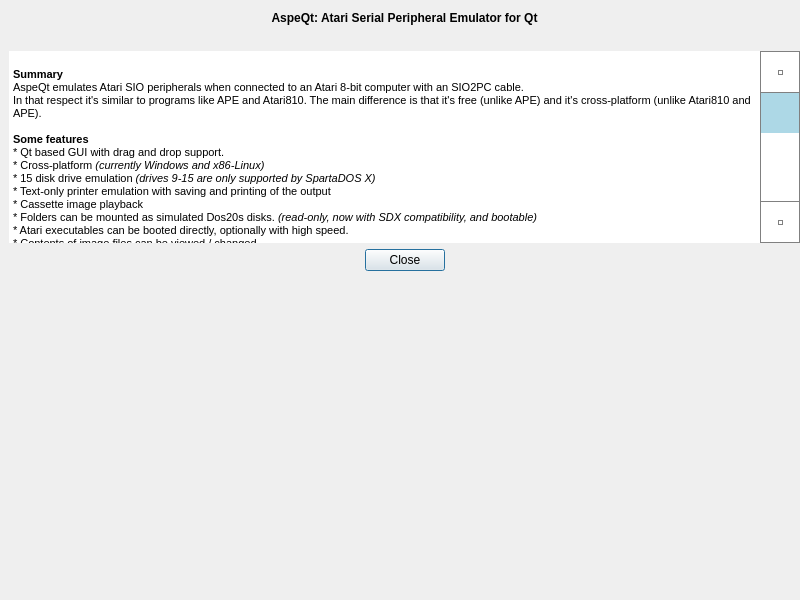
This is aboutdialog.ui in greblus/aspeqt as Qt 5 draws it before an edit. The edited form follows.
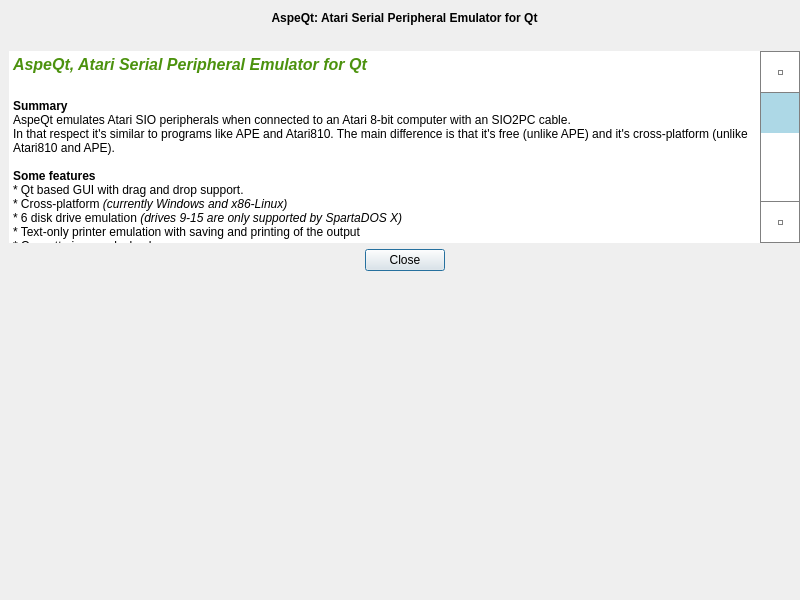
This is the edited form.

Commit message: Version bumped to 1.0-rc1.

```diff
--- a/aboutdialog.ui
+++ b/aboutdialog.ui
@@ -165,10 +165,11 @@
 &lt;html&gt;&lt;head&gt;&lt;meta name=&quot;qrichtext&quot; content=&quot;1&quot; /&gt;&lt;title&gt;AspeQt&lt;/title&gt;&lt;style type=&quot;text/css&quot;&gt;
 p, li { white-space: pre-wrap; }
 &lt;/style&gt;&lt;/head&gt;&lt;body style=&quot; font-family:'MS Shell Dlg 2'; font-size:8.25pt; font-weight:400; font-style:normal;&quot;&gt;
-&lt;p style=&quot; margin-top:12px; margin-bottom:12px; margin-left:0px; margin-right:0px; -qt-block-indent:0; text-indent:0px;&quot;&gt;&lt;br /&gt;&lt;span style=&quot; font-family:'Arial,Helvetica,sans-serif'; font-weight:600;&quot;&gt;Summary&lt;/span&gt;&lt;span style=&quot; font-family:'Arial,Helvetica,sans-serif';&quot;&gt;&lt;br /&gt;AspeQt emulates Atari SIO peripherals when connected to an Atari 8-bit computer with an SIO2PC cable.&lt;br /&gt;In that respect it's similar to programs like APE and Atari810. The main difference is that it's free (unlike APE) and it's cross-platform (unlike Atari810 and APE).&lt;br /&gt;&lt;br /&gt;&lt;/span&gt;&lt;span style=&quot; font-family:'Arial,Helvetica,sans-serif'; font-weight:600;&quot;&gt;Some features&lt;/span&gt;&lt;span style=&quot; font-family:'Arial,Helvetica,sans-serif';&quot;&gt;&lt;br /&gt;* Qt based GUI with drag and drop support.&lt;br /&gt;* Cross-platform&lt;/span&gt;&lt;span style=&quot; font-family:'Arial,Helvetica,sans-serif'; font-style:italic;&quot;&gt; (currently Windows and x86-Linux)&lt;/span&gt;&lt;span style=&quot; font-family:'Arial,Helvetica,sans-serif';&quot;&gt;&lt;br /&gt;* 15 disk drive emulation &lt;/span&gt;&lt;span style=&quot; font-family:'Arial,Helvetica,sans-serif'; font-style:italic;&quot;&gt;(drives 9-15 are only supported by SpartaDOS X)&lt;/span&gt;&lt;span style=&quot; font-family:'Arial,Helvetica,sans-serif';&quot;&gt;&lt;br /&gt;* Text-only printer emulation with saving and printing of the output&lt;br /&gt;* Cassette image playback&lt;br /&gt;* Folders can be mounted as simulated Dos20s disks. &lt;/span&gt;&lt;span style=&quot; font-family:'Arial,Helvetica,sans-serif'; font-style:italic;&quot;&gt;(read-only, now with SDX compatibility, and bootable)&lt;/span&gt;&lt;span style=&quot; font-family:'Arial,Helvetica,sans-serif';&quot;&gt;&lt;br /&gt;* Atari executables can be booted directly, optionally with high speed.&lt;br /&gt;* Contents of image files can be viewed / changed&lt;br /&gt;* AspeQt Client module ASPECL.COM. Runs on the Atari and is used to get/set Date/Time on the Atari plus a variety of other remote tasks.&lt;br /&gt;* Upto 6xSIO speed and more if the serial port adaptor supports it &lt;/span&gt;&lt;span style=&quot; font-family:'Arial,Helvetica,sans-serif'; font-style:italic;&quot;&gt;(FTDI chip based cables are recommanded).&lt;/span&gt;&lt;span style=&quot; font-family:'Arial,Helvetica,sans-serif';&quot;&gt;&lt;br /&gt;* Localization support (Currently for English, German, Polish, Russian, Slovak, Spanish and Turkish)&lt;br /&gt;* Multi-session support&lt;br /&gt;&lt;br /&gt;&lt;/span&gt;&lt;span style=&quot; font-family:'Arial,Helvetica,sans-serif'; font-weight:600;&quot;&gt;License&lt;/span&gt;&lt;span style=&quot; font-family:'Arial,Helvetica,sans-serif';&quot;&gt;&lt;br /&gt;Original code up to version 0.6.0 &lt;/span&gt;&lt;span style=&quot; font-family:'Arial,Helvetica,sans-serif'; font-style:italic;&quot;&gt;Copyright 2009 by Fatih Aygün. &lt;/span&gt;&lt;span style=&quot; font-family:'Arial,Helvetica,sans-serif';&quot;&gt;&lt;br /&gt;Updates since v0.6.0 &lt;/span&gt;&lt;span style=&quot; font-family:'Arial,Helvetica,sans-serif'; font-style:italic;&quot;&gt;Copyright 2012 by Ray Ataergin&lt;/span&gt;&lt;span style=&quot; font-family:'Arial,Helvetica,sans-serif';&quot;&gt; &lt;br /&gt;Android port&lt;/span&gt;&lt;span style=&quot; font-family:'Arial,Helvetica,sans-serif'; font-style:italic;&quot;&gt; by Wiktor Grebla&lt;/span&gt; &lt;/p&gt;
-&lt;p style=&quot; margin-top:12px; margin-bottom:12px; margin-left:0px; margin-right:0px; -qt-block-indent:0; text-indent:0px;&quot;&gt;&lt;span style=&quot; font-family:'Arial,Helvetica,sans-serif';&quot;&gt;You can freely copy, use, modify and distribute AspeQt under the GPL 2.0 license. Please see license.txt for details.&lt;/span&gt; &lt;/p&gt;
-&lt;p style=&quot; margin-top:12px; margin-bottom:12px; margin-left:0px; margin-right:0px; -qt-block-indent:0; text-indent:0px;&quot;&gt;&lt;span style=&quot; font-family:'Arial,Helvetica,sans-serif';&quot;&gt;Qt libraries: &lt;/span&gt;&lt;span style=&quot; font-family:'Arial,Helvetica,sans-serif'; font-style:italic;&quot;&gt;Copyright 2009 Nokia Corporation&lt;/span&gt;&lt;span style=&quot; font-family:'Arial,Helvetica,sans-serif';&quot;&gt; and/or its subsidiary(-ies). Used in this package under LGPL 2.0 license.&lt;br /&gt;&lt;br /&gt;Silk Icons: &lt;/span&gt;&lt;span style=&quot; font-family:'Arial,Helvetica,sans-serif'; font-style:italic;&quot;&gt;Copyright &lt;/span&gt;&lt;a href=&quot;www.famfamfam.com&quot;&gt;&lt;span style=&quot; font-family:'Arial,Helvetica,sans-serif'; font-style:italic; text-decoration: underline; color:#0000ff;&quot;&gt;Mark James&lt;/span&gt;&lt;/a&gt;&lt;span style=&quot; font-family:'Arial,Helvetica,sans-serif'; font-style:italic;&quot;&gt;.&lt;/span&gt;&lt;span style=&quot; font-family:'Arial,Helvetica,sans-serif';&quot;&gt; Used in this package under Creative Commons Attribution 3.0 license.&lt;br /&gt;&lt;br /&gt;Additional Icons by &lt;/span&gt;&lt;a href=&quot;http://www.oxygen-icons.org/&quot;&gt;&lt;span style=&quot; font-family:'Arial,Helvetica,sans-serif'; font-style:italic; text-decoration: underline; color:#0000ff;&quot;&gt;Oxygen Team&lt;/span&gt;&lt;/a&gt;&lt;span style=&quot; font-family:'Arial,Helvetica,sans-serif';&quot;&gt;. Used in this package under Creative Commons Attribution-ShareAlike 3.0 license.&lt;br /&gt;&lt;br /&gt;AtariSIO Linux kernel module and high speed code used in the EXE loader &lt;/span&gt;&lt;span style=&quot; font-family:'Arial,Helvetica,sans-serif'; font-style:italic;&quot;&gt;Copyright &lt;/span&gt;&lt;a href=&quot;http://www.horus.com/~hias/atari/&quot;&gt;&lt;span style=&quot; font-family:'Arial,Helvetica,sans-serif'; font-style:italic; text-decoration: underline; color:#0000ff;&quot;&gt;Matthias Reichl.&lt;/span&gt;&lt;/a&gt;&lt;span style=&quot; font-family:'Arial,Helvetica,sans-serif';&quot;&gt; Used in this package under GPL 2.0 license.&lt;br /&gt;&lt;br /&gt;Atascii Fonts by &lt;/span&gt;&lt;a href=&quot;http://members.bitstream.net/~marksim/atarimac&quot;&gt;&lt;span style=&quot; font-family:'Arial,Helvetica,sans-serif'; font-style:italic; text-decoration: underline; color:#0000ff;&quot;&gt;Mark Simonson&lt;/span&gt;&lt;/a&gt;&lt;span style=&quot; font-family:'Arial,Helvetica,sans-serif';&quot;&gt;. Used in this package under Freeware License.&lt;/span&gt;&lt;br /&gt;&lt;br /&gt;&lt;span style=&quot; font-family:'Arial,Helvetica,sans-serif'; font-weight:600; font-style:italic;&quot;&gt;DOS files distributed with AspeQt&lt;/span&gt;&lt;span style=&quot; font-family:'Arial,Helvetica,sans-serif'; font-style:italic;&quot;&gt; are copyright of their respective owners, Atari8Warez and AspeQt distributes those files with the understanding that they are either abandonware or public domain, and are widely available for download through the internet. If you are the copyright holder of one or more of these files, and believe that distribution of these files constitutes a breach of your rights please contact &lt;/span&gt;&lt;a href=&quot;mailto:ray@atari8warez.com&quot;&gt;&lt;span style=&quot; font-family:'Arial,Helvetica,sans-serif'; font-style:italic; text-decoration: underline; color:#0000ff;&quot;&gt;Atari8Warez&lt;/span&gt;&lt;/a&gt;&lt;span style=&quot; font-family:'Arial,Helvetica,sans-serif'; font-style:italic;&quot;&gt;. We respect the rights of copyright holders and won't distribute copyrighted work without the rights holder's consent. &lt;/span&gt;&lt;/p&gt;
-&lt;p style=&quot; margin-top:12px; margin-bottom:12px; margin-left:0px; margin-right:0px; -qt-block-indent:0; text-indent:0px;&quot;&gt;&lt;span style=&quot; font-family:'Arial,Helvetica,sans-serif'; font-weight:600;&quot;&gt;Contact&lt;/span&gt;&lt;span style=&quot; font-family:'Arial,Helvetica,sans-serif';&quot;&gt;&lt;br /&gt;Ray Ataergin, &lt;/span&gt;&lt;a href=&quot;mailto:ray@atari8warez.com&quot;&gt;&lt;span style=&quot; font-family:'Arial,Helvetica,sans-serif'; text-decoration: underline; color:#0000ff;&quot;&gt;email&lt;/span&gt;&lt;/a&gt;&lt;span style=&quot; font-family:'Arial,Helvetica,sans-serif';&quot;&gt;, &lt;br /&gt;Fatih Aygun, &lt;/span&gt;&lt;a href=&quot;mailto:cyco130@yahoo.com&quot;&gt;&lt;span style=&quot; font-family:'Arial,Helvetica,sans-serif'; text-decoration: underline; color:#0000ff;&quot;&gt;email&lt;/span&gt;&lt;/a&gt;&lt;span style=&quot; font-family:'Arial,Helvetica,sans-serif';&quot;&gt;, &lt;br /&gt;Wiktor Grebla, &lt;/span&gt;&lt;a href=&quot;mailto:greblus@gmail.com&quot;&gt;&lt;span style=&quot; font-family:'Arial,Helvetica,sans-serif'; text-decoration: underline; color:#0000ff;&quot;&gt;email&lt;/span&gt;&lt;/a&gt;&lt;span style=&quot; font-family:'Arial,Helvetica,sans-serif';&quot;&gt;, &lt;br /&gt;For SIO2PC-USB hardware purchase/support visit &lt;/span&gt;&lt;a href=&quot;http://www.lotharek.pl&quot;&gt;&lt;span style=&quot; font-family:'Arial,Helvetica,sans-serif'; text-decoration: underline; color:#0000ff;&quot;&gt;Lotharek's store&lt;/span&gt;&lt;/a&gt;&lt;span style=&quot; font-family:'Arial,Helvetica,sans-serif';&quot;&gt;&lt;br /&gt;&lt;/span&gt;&lt;/p&gt;&lt;/body&gt;&lt;/html&gt;</string>
+&lt;p style=&quot; margin-top:12px; margin-bottom:12px; margin-left:0px; margin-right:0px; -qt-block-indent:0; text-indent:0px;&quot;&gt;&lt;span style=&quot; font-family:'Arial,Helvetica,sans-serif'; font-size:12pt; font-weight:600; font-style:italic; color:#4c920e;&quot;&gt;AspeQt, Atari Serial Peripheral Emulator for Qt&lt;/span&gt;&lt;/p&gt;
+&lt;p style=&quot; margin-top:12px; margin-bottom:12px; margin-left:0px; margin-right:0px; -qt-block-indent:0; text-indent:0px;&quot;&gt;&lt;br /&gt;&lt;span style=&quot; font-family:'Arial,Helvetica,sans-serif'; font-size:9pt; font-weight:600;&quot;&gt;Summary&lt;/span&gt;&lt;span style=&quot; font-family:'Arial,Helvetica,sans-serif'; font-size:9pt;&quot;&gt;&lt;br /&gt;AspeQt emulates Atari SIO peripherals when connected to an Atari 8-bit computer with an SIO2PC cable.&lt;br /&gt;In that respect it's similar to programs like APE and Atari810. The main difference is that it's free (unlike APE) and it's cross-platform (unlike Atari810 and APE).&lt;br /&gt;&lt;br /&gt;&lt;/span&gt;&lt;span style=&quot; font-family:'Arial,Helvetica,sans-serif'; font-size:9pt; font-weight:600;&quot;&gt;Some features&lt;/span&gt;&lt;span style=&quot; font-family:'Arial,Helvetica,sans-serif'; font-size:9pt;&quot;&gt;&lt;br /&gt;* Qt based GUI with drag and drop support.&lt;br /&gt;* Cross-platform&lt;/span&gt;&lt;span style=&quot; font-family:'Arial,Helvetica,sans-serif'; font-size:9pt; font-style:italic;&quot;&gt; (currently Windows and x86-Linux)&lt;/span&gt;&lt;span style=&quot; font-family:'Arial,Helvetica,sans-serif'; font-size:9pt;&quot;&gt;&lt;br /&gt;* 6 disk drive emulation &lt;/span&gt;&lt;span style=&quot; font-family:'Arial,Helvetica,sans-serif'; font-size:9pt; font-style:italic;&quot;&gt;(drives 9-15 are only supported by SpartaDOS X)&lt;/span&gt;&lt;span style=&quot; font-family:'Arial,Helvetica,sans-serif'; font-size:9pt;&quot;&gt;&lt;br /&gt;* Text-only printer emulation with saving and printing of the output&lt;br /&gt;* Cassette image playback&lt;br /&gt;* Folders can be mounted as simulated Dos20s disks. &lt;/span&gt;&lt;span style=&quot; font-family:'Arial,Helvetica,sans-serif'; font-size:9pt; font-style:italic;&quot;&gt;(read-only, now with SDX compatibility, and bootable)&lt;/span&gt;&lt;span style=&quot; font-family:'Arial,Helvetica,sans-serif'; font-size:9pt;&quot;&gt;&lt;br /&gt;* Atari executables can be booted directly, optionally with high speed.&lt;br /&gt;* Contents of image files can be viewed / changed&lt;br /&gt;* AspeQt Client module ASPECL.COM. Runs on the Atari and is used to get/set Date/Time on the Atari plus a variety of other remote tasks.&lt;br /&gt;* Upto 6xSIO speed and more if the serial port adaptor supports it &lt;/span&gt;&lt;span style=&quot; font-family:'Arial,Helvetica,sans-serif'; font-size:9pt; font-style:italic;&quot;&gt;(FTDI chip based cables are recommanded).&lt;/span&gt;&lt;span style=&quot; font-family:'Arial,Helvetica,sans-serif'; font-size:9pt;&quot;&gt;&lt;br /&gt;* Localization support (Currently for English, German, Polish, Russian, Slovak, Spanish and Turkish)&lt;br /&gt;* Multi-session support&lt;br /&gt;&lt;br /&gt;&lt;/span&gt;&lt;span style=&quot; font-family:'Arial,Helvetica,sans-serif'; font-size:9pt; font-weight:600;&quot;&gt;License&lt;/span&gt;&lt;span style=&quot; font-family:'Arial,Helvetica,sans-serif'; font-size:9pt;&quot;&gt;&lt;br /&gt;Original code up to version 0.6.0 &lt;/span&gt;&lt;span style=&quot; font-family:'Arial,Helvetica,sans-serif'; font-size:9pt; font-style:italic;&quot;&gt;Copyright 2009 by Fatih Aygün. &lt;/span&gt;&lt;span style=&quot; font-family:'Arial,Helvetica,sans-serif'; font-size:9pt;&quot;&gt;&lt;br /&gt;Updates since v0.6.0 &lt;/span&gt;&lt;span style=&quot; font-family:'Arial,Helvetica,sans-serif'; font-size:9pt; font-style:italic;&quot;&gt;Copyright 2012 by Ray Ataergin&lt;/span&gt;&lt;span style=&quot; font-family:'Arial,Helvetica,sans-serif'; font-size:9pt;&quot;&gt; &lt;br /&gt;Android port&lt;/span&gt;&lt;span style=&quot; font-family:'Arial,Helvetica,sans-serif'; font-size:9pt; font-style:italic;&quot;&gt; by Wiktor Grebla&lt;/span&gt;&lt;span style=&quot; font-size:9pt;&quot;&gt; &lt;/span&gt;&lt;/p&gt;
+&lt;p style=&quot; margin-top:12px; margin-bottom:12px; margin-left:0px; margin-right:0px; -qt-block-indent:0; text-indent:0px;&quot;&gt;&lt;span style=&quot; font-family:'Arial,Helvetica,sans-serif'; font-size:9pt;&quot;&gt;You can freely copy, use, modify and distribute AspeQt under the GPL 2.0 license. Please see license.txt for details.&lt;/span&gt;&lt;span style=&quot; font-size:9pt;&quot;&gt; &lt;/span&gt;&lt;/p&gt;
+&lt;p style=&quot; margin-top:12px; margin-bottom:12px; margin-left:0px; margin-right:0px; -qt-block-indent:0; text-indent:0px;&quot;&gt;&lt;span style=&quot; font-family:'Arial,Helvetica,sans-serif'; font-size:9pt;&quot;&gt;Qt libraries: &lt;/span&gt;&lt;span style=&quot; font-family:'Arial,Helvetica,sans-serif'; font-size:9pt; font-style:italic;&quot;&gt;Copyright 2009 Nokia Corporation&lt;/span&gt;&lt;span style=&quot; font-family:'Arial,Helvetica,sans-serif'; font-size:9pt;&quot;&gt; and/or its subsidiary(-ies). Used in this package under LGPL 2.0 license.&lt;br /&gt;&lt;br /&gt;Silk Icons: &lt;/span&gt;&lt;span style=&quot; font-family:'Arial,Helvetica,sans-serif'; font-size:9pt; font-style:italic;&quot;&gt;Copyright &lt;/span&gt;&lt;a href=&quot;www.famfamfam.com&quot;&gt;&lt;span style=&quot; font-family:'Arial,Helvetica,sans-serif'; font-size:9pt; font-style:italic; text-decoration: underline; color:#0000ff;&quot;&gt;Mark James&lt;/span&gt;&lt;/a&gt;&lt;span style=&quot; font-family:'Arial,Helvetica,sans-serif'; font-size:9pt; font-style:italic;&quot;&gt;.&lt;/span&gt;&lt;span style=&quot; font-family:'Arial,Helvetica,sans-serif'; font-size:9pt;&quot;&gt; Used in this package under Creative Commons Attribution 3.0 license.&lt;br /&gt;&lt;br /&gt;Additional Icons by &lt;/span&gt;&lt;a href=&quot;http://www.oxygen-icons.org/&quot;&gt;&lt;span style=&quot; font-family:'Arial,Helvetica,sans-serif'; font-size:9pt; font-style:italic; text-decoration: underline; color:#0000ff;&quot;&gt;Oxygen Team&lt;/span&gt;&lt;/a&gt;&lt;span style=&quot; font-family:'Arial,Helvetica,sans-serif'; font-size:9pt;&quot;&gt;. Used in this package under Creative Commons Attribution-ShareAlike 3.0 license.&lt;br /&gt;&lt;br /&gt;AtariSIO Linux kernel module and high speed code used in the EXE loader &lt;/span&gt;&lt;span style=&quot; font-family:'Arial,Helvetica,sans-serif'; font-size:9pt; font-style:italic;&quot;&gt;Copyright &lt;/span&gt;&lt;a href=&quot;http://www.horus.com/~hias/atari/&quot;&gt;&lt;span style=&quot; font-family:'Arial,Helvetica,sans-serif'; font-size:9pt; font-style:italic; text-decoration: underline; color:#0000ff;&quot;&gt;Matthias Reichl.&lt;/span&gt;&lt;/a&gt;&lt;span style=&quot; font-family:'Arial,Helvetica,sans-serif'; font-size:9pt;&quot;&gt; Used in this package under GPL 2.0 license.&lt;br /&gt;&lt;br /&gt;Atascii Fonts by &lt;/span&gt;&lt;a href=&quot;http://members.bitstream.net/~marksim/atarimac&quot;&gt;&lt;span style=&quot; font-family:'Arial,Helvetica,sans-serif'; font-size:9pt; font-style:italic; text-decoration: underline; color:#0000ff;&quot;&gt;Mark Simonson&lt;/span&gt;&lt;/a&gt;&lt;span style=&quot; font-family:'Arial,Helvetica,sans-serif'; font-size:9pt;&quot;&gt;. Used in this package under Freeware License.&lt;/span&gt;&lt;span style=&quot; font-size:9pt;&quot;&gt;&lt;br /&gt;&lt;br /&gt;&lt;/span&gt;&lt;span style=&quot; font-family:'Arial,Helvetica,sans-serif'; font-size:9pt; font-weight:600; font-style:italic;&quot;&gt;DOS files distributed with AspeQt&lt;/span&gt;&lt;span style=&quot; font-family:'Arial,Helvetica,sans-serif'; font-size:9pt; font-style:italic;&quot;&gt; are copyright of their respective owners, Atari8Warez and AspeQt distributes those files with the understanding that they are either abandonware or public domain, and are widely available for download through the internet. If you are the copyright holder of one or more of these files, and believe that distribution of these files constitutes a breach of your rights please contact &lt;/span&gt;&lt;a href=&quot;mailto:ray@atari8warez.com&quot;&gt;&lt;span style=&quot; font-family:'Arial,Helvetica,sans-serif'; font-size:9pt; font-style:italic; text-decoration: underline; color:#0000ff;&quot;&gt;Atari8Warez&lt;/span&gt;&lt;/a&gt;&lt;span style=&quot; font-family:'Arial,Helvetica,sans-serif'; font-size:9pt; font-style:italic;&quot;&gt;. We respect the rights of copyright holders and won't distribute copyrighted work without the rights holder's consent. &lt;/span&gt;&lt;/p&gt;
+&lt;p style=&quot; margin-top:12px; margin-bottom:12px; margin-left:0px; margin-right:0px; -qt-block-indent:0; text-indent:0px;&quot;&gt;&lt;span style=&quot; font-family:'Arial,Helvetica,sans-serif'; font-size:9pt; font-weight:600;&quot;&gt;Contact&lt;/span&gt;&lt;span style=&quot; font-family:'Arial,Helvetica,sans-serif'; font-size:9pt;&quot;&gt;&lt;br /&gt;Ray Ataergin, &lt;/span&gt;&lt;a href=&quot;mailto:ray@atari8warez.com&quot;&gt;&lt;span style=&quot; font-family:'Arial,Helvetica,sans-serif'; font-size:9pt; text-decoration: underline; color:#0000ff;&quot;&gt;email&lt;/span&gt;&lt;/a&gt;&lt;span style=&quot; font-family:'Arial,Helvetica,sans-serif'; font-size:9pt;&quot;&gt;, &lt;br /&gt;Fatih Aygun, &lt;/span&gt;&lt;a href=&quot;mailto:cyco130@yahoo.com&quot;&gt;&lt;span style=&quot; font-family:'Arial,Helvetica,sans-serif'; font-size:9pt; text-decoration: underline; color:#0000ff;&quot;&gt;email&lt;/span&gt;&lt;/a&gt;&lt;span style=&quot; font-family:'Arial,Helvetica,sans-serif'; font-size:9pt;&quot;&gt;, &lt;br /&gt;Wiktor Grebla, &lt;/span&gt;&lt;a href=&quot;mailto:greblus@gmail.com&quot;&gt;&lt;span style=&quot; font-family:'Arial,Helvetica,sans-serif'; font-size:9pt; text-decoration: underline; color:#0000ff;&quot;&gt;email&lt;/span&gt;&lt;/a&gt;&lt;span style=&quot; font-family:'Arial,Helvetica,sans-serif'; font-size:9pt;&quot;&gt;, &lt;br /&gt;For SIO2PC-USB hardware purchase/support visit &lt;/span&gt;&lt;a href=&quot;http://www.lotharek.pl&quot;&gt;&lt;span style=&quot; font-family:'Arial,Helvetica,sans-serif'; font-size:9pt; text-decoration: underline; color:#0000ff;&quot;&gt;Lotharek's store&lt;/span&gt;&lt;/a&gt;&lt;span style=&quot; font-family:'Arial,Helvetica,sans-serif';&quot;&gt;&lt;br /&gt;&lt;/span&gt;&lt;/p&gt;&lt;/body&gt;&lt;/html&gt;</string>
      </property>
      <property name="textInteractionFlags">
       <set>Qt::LinksAccessibleByKeyboard|Qt::LinksAccessibleByMouse</set>
```
The commit also changes 4 other files.
